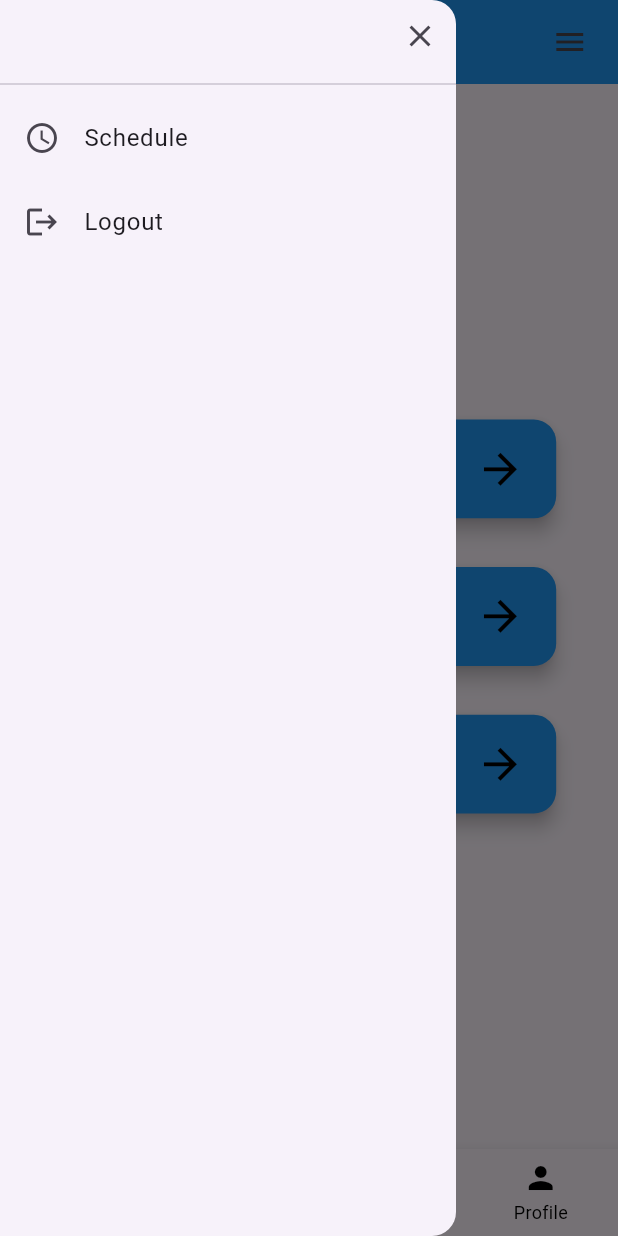
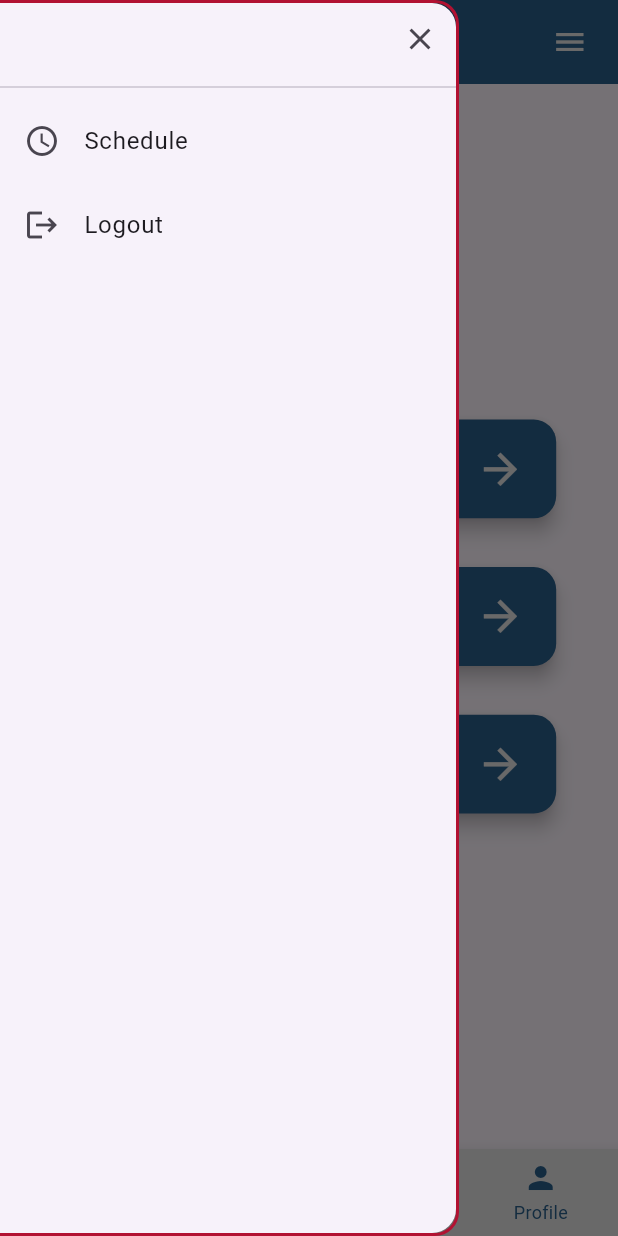
Before and after one commit to Malbus448/protocol_app, a Flutter app: the screen it shows after launch, with the side drawer open, on a phone screen of 412 x 824 dp. Run offline on Flutter 3.47's test engine with Material 3 defaults, Android fonts, the phone set to English and light mode, and no system bars; our stand-ins replace csv, firebase_auth, firebase_core, flutter_svg; accounts and stored records are empty.

Commit message:
played around with the color pallet to match teaam colors and what not

```diff
--- a/lib/pages/home.dart
+++ b/lib/pages/home.dart
@@ -40,6 +40,7 @@ class HomePageState extends State<HomePage> {
           style: TextStyle(
             fontSize: 20,
             fontWeight: FontWeight.bold,
+            color: Color(0xFFE5E5E5)
           ),
         ),
         actions: [
@@ -49,6 +50,7 @@ class HomePageState extends State<HomePage> {
             ),
             child: IconButton(
               icon: const Icon(Icons.menu),
+              color: Color(0xFFE5E5E5),
               onPressed: () {
                 _scaffoldKey.currentState?.openDrawer();
               },
@@ -56,7 +58,7 @@ class HomePageState extends State<HomePage> {
           ),
         ],
         centerTitle: true,
-        backgroundColor: Colors.blue,
+        backgroundColor: Color(0xFF2A5F8B),
       ),
       body: SafeArea(
         child: Center(
--- a/lib/widgets/app_bar.dart
+++ b/lib/widgets/app_bar.dart
@@ -8,9 +8,10 @@ PreferredSizeWidget customAppBar(BuildContext context, String title) {
       style: TextStyle(
         fontSize: ScreenUtils.fontSize(context, 0.035),
         fontWeight: FontWeight.bold,
+        color: Color(0xFFE5E5E5),
       ),
     ),
     centerTitle: true,
-    backgroundColor: Colors.blue,
+    backgroundColor: Color(0xFF2A5F8B),
   );
 }
--- a/lib/widgets/app_drawer.dart
+++ b/lib/widgets/app_drawer.dart
@@ -7,7 +7,19 @@ class AppDrawer extends StatelessWidget {
 
   @override
   Widget build(BuildContext context) {
-    return Drawer(
+    return Container(
+      decoration: BoxDecoration(
+        border: Border(
+          right: BorderSide(color: Color(0xFFB21232), width: 2),
+          top: BorderSide(color: Color(0xFFB21232), width: 2),
+          bottom: BorderSide(color: Color(0xFFB21232), width: 2),
+         ),
+        borderRadius: BorderRadius.only(
+          topRight: Radius.circular(16),
+          bottomRight: Radius.circular(16),
+          ),
+        ),
+      child: Drawer(
         child: SafeArea(
           child: Column(
             crossAxisAlignment: CrossAxisAlignment.stretch,
@@ -38,6 +50,7 @@ class AppDrawer extends StatelessWidget {
             ],
           ),
         ),
+      ),
     );
   }
 }
--- a/lib/widgets/bottom_nav_bar.dart
+++ b/lib/widgets/bottom_nav_bar.dart
@@ -28,6 +28,7 @@ class BottomNavBar extends StatelessWidget {
   @override
   Widget build(BuildContext context) {
     return BottomNavigationBar(
+      backgroundColor: Color(0xFFE5E5E5),
       type: BottomNavigationBarType.fixed,
       items: const <BottomNavigationBarItem>[
         BottomNavigationBarItem(
@@ -48,8 +49,8 @@ class BottomNavBar extends StatelessWidget {
         ),
       ],
       currentIndex: currentIndex,
-      selectedItemColor: Colors.blue,
-      unselectedItemColor: Colors.black,
+      selectedItemColor: Color(0xFFB21232),
+      unselectedItemColor: Color(0xFF2A5F8B),
       onTap: (index) => _onItemTapped(context, index),
     );
   }
--- a/lib/widgets/main_nav_button.dart
+++ b/lib/widgets/main_nav_button.dart
@@ -10,8 +10,8 @@ Widget buildMainNavButton(BuildContext context, String text, VoidCallback onPres
       child: ElevatedButton(
         onPressed: onPressed,
         style: ElevatedButton.styleFrom(
-          backgroundColor: Colors.blue,
-          foregroundColor: Colors.black,
+          backgroundColor: Color(0xFF2A5F8B),
+          foregroundColor: Color(0xFFE5E5E5),
           elevation: 5,
           shape: RoundedRectangleBorder(
             borderRadius: BorderRadius.circular(15),
@@ -34,7 +34,8 @@ Widget buildMainNavButton(BuildContext context, String text, VoidCallback onPres
         overflow: TextOverflow.ellipsis,
       ),
     ),
-    Icon(Icons.arrow_forward, size: ScreenUtils.height(context, 0.04)),
+    Icon(Icons.arrow_forward, size: ScreenUtils.height(context, 0.04),
+          color: Color(0xFFE5E5E5),),
   ],
 )
         ),
```
Lines whose indentation alone changed are shown as unchanged.
